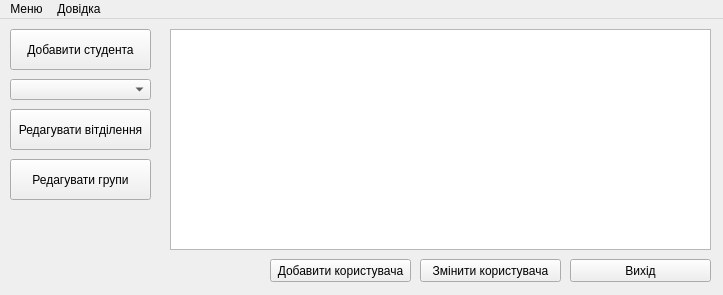
First picture: the form in mainwindow.ui, repository Shuna322/QtKyrsova, before the edit.
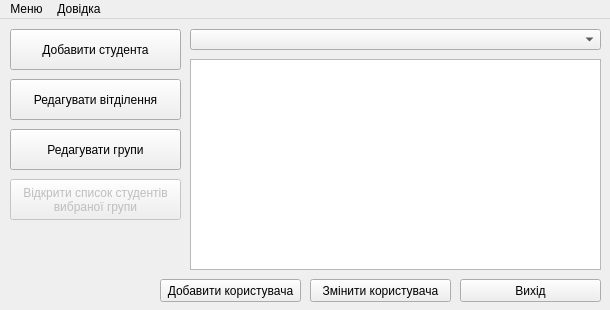
Second picture: the form after the edit. Icons and pictures are not drawn.

Commit message: mainwindow form reworked(need to add standart text for combobox)

```diff
--- a/mainwindow.ui
+++ b/mainwindow.ui
@@ -9,8 +9,8 @@
    <rect>
     <x>0</x>
     <y>0</y>
-    <width>723</width>
-    <height>295</height>
+    <width>610</width>
+    <height>310</height>
    </rect>
   </property>
   <property name="windowTitle">
@@ -27,8 +27,8 @@
     </property>
     <property name="geometry">
      <rect>
-      <x>570</x>
-      <y>240</y>
+      <x>460</x>
+      <y>260</y>
       <width>141</width>
       <height>23</height>
      </rect>
@@ -54,7 +54,7 @@
      <rect>
       <x>10</x>
       <y>10</y>
-      <width>141</width>
+      <width>171</width>
       <height>41</height>
      </rect>
     </property>
@@ -65,10 +65,10 @@
    <widget class="QTableView" name="tableView">
     <property name="geometry">
      <rect>
-      <x>170</x>
-      <y>10</y>
-      <width>541</width>
-      <height>221</height>
+      <x>190</x>
+      <y>40</y>
+      <width>411</width>
+      <height>211</height>
      </rect>
     </property>
     <property name="textElideMode">
@@ -78,7 +78,7 @@
      <bool>false</bool>
     </property>
     <attribute name="horizontalHeaderVisible">
-     <bool>false</bool>
+     <bool>true</bool>
     </attribute>
     <attribute name="horizontalHeaderDefaultSectionSize">
      <number>100</number>
@@ -99,9 +99,9 @@
    <widget class="QComboBox" name="comboBox">
     <property name="geometry">
      <rect>
-      <x>10</x>
-      <y>60</y>
-      <width>141</width>
+      <x>190</x>
+      <y>10</y>
+      <width>411</width>
       <height>21</height>
      </rect>
     </property>
@@ -118,8 +118,8 @@
    <widget class="QPushButton" name="pushButton_4">
     <property name="geometry">
      <rect>
-      <x>420</x>
-      <y>240</y>
+      <x>310</x>
+      <y>260</y>
       <width>141</width>
       <height>23</height>
      </rect>
@@ -131,8 +131,8 @@
    <widget class="QPushButton" name="pushButton_5">
     <property name="geometry">
      <rect>
-      <x>270</x>
-      <y>240</y>
+      <x>160</x>
+      <y>260</y>
       <width>141</width>
       <height>23</height>
      </rect>
@@ -144,8 +144,8 @@
    <widget class="QPushButton" name="pushButton_8">
     <property name="geometry">
      <rect>
-      <x>550</x>
-      <y>240</y>
+      <x>440</x>
+      <y>260</y>
       <width>31</width>
       <height>20</height>
      </rect>
@@ -161,8 +161,8 @@
     <property name="geometry">
      <rect>
       <x>10</x>
-      <y>90</y>
-      <width>141</width>
+      <y>60</y>
+      <width>171</width>
       <height>41</height>
      </rect>
     </property>
@@ -174,8 +174,8 @@
     <property name="geometry">
      <rect>
       <x>10</x>
-      <y>140</y>
-      <width>141</width>
+      <y>110</y>
+      <width>171</width>
       <height>41</height>
      </rect>
     </property>
@@ -183,6 +183,23 @@
      <string>Редагувати групи</string>
     </property>
    </widget>
+   <widget class="QPushButton" name="pushButton_7">
+    <property name="enabled">
+     <bool>false</bool>
+    </property>
+    <property name="geometry">
+     <rect>
+      <x>10</x>
+      <y>160</y>
+      <width>171</width>
+      <height>41</height>
+     </rect>
+    </property>
+    <property name="text">
+     <string>Відкрити список студентів
+вибраної групи</string>
+    </property>
+   </widget>
    <zorder>pushButton_8</zorder>
    <zorder>pushButton</zorder>
    <zorder>pushButton_2</zorder>
@@ -198,7 +215,7 @@
     <rect>
      <x>0</x>
      <y>0</y>
-     <width>723</width>
+     <width>610</width>
      <height>21</height>
     </rect>
    </property>
```
Left out of the diff: 23 changed lines with no effect on the pictures. The commit also changes 3 other files.
